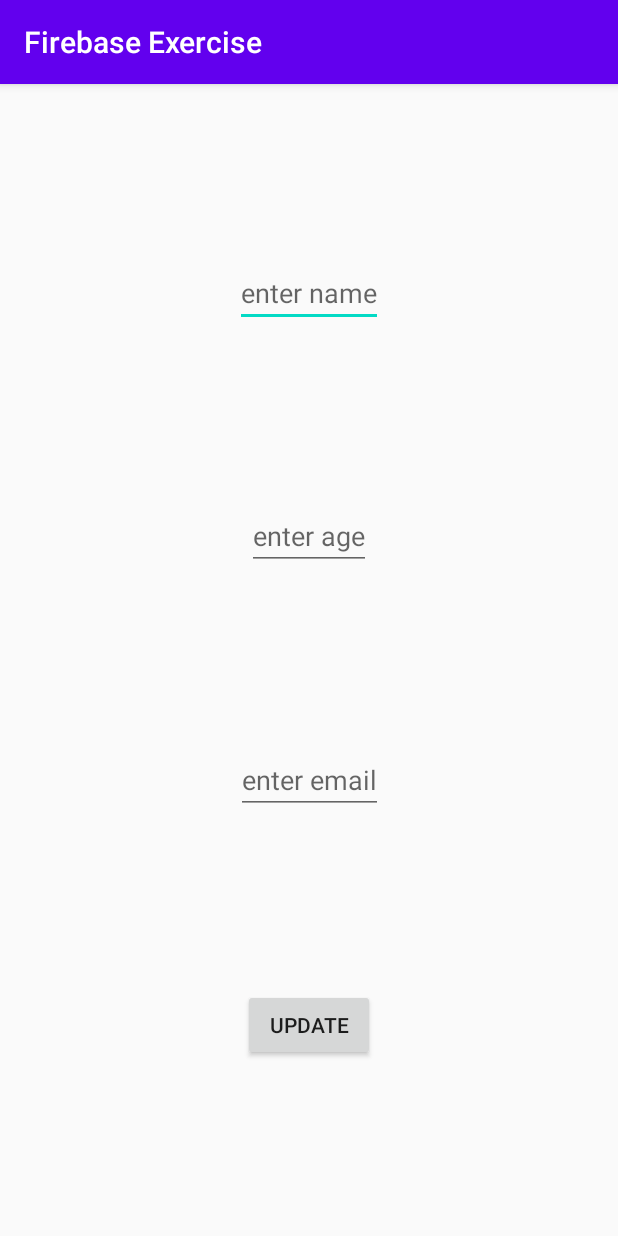
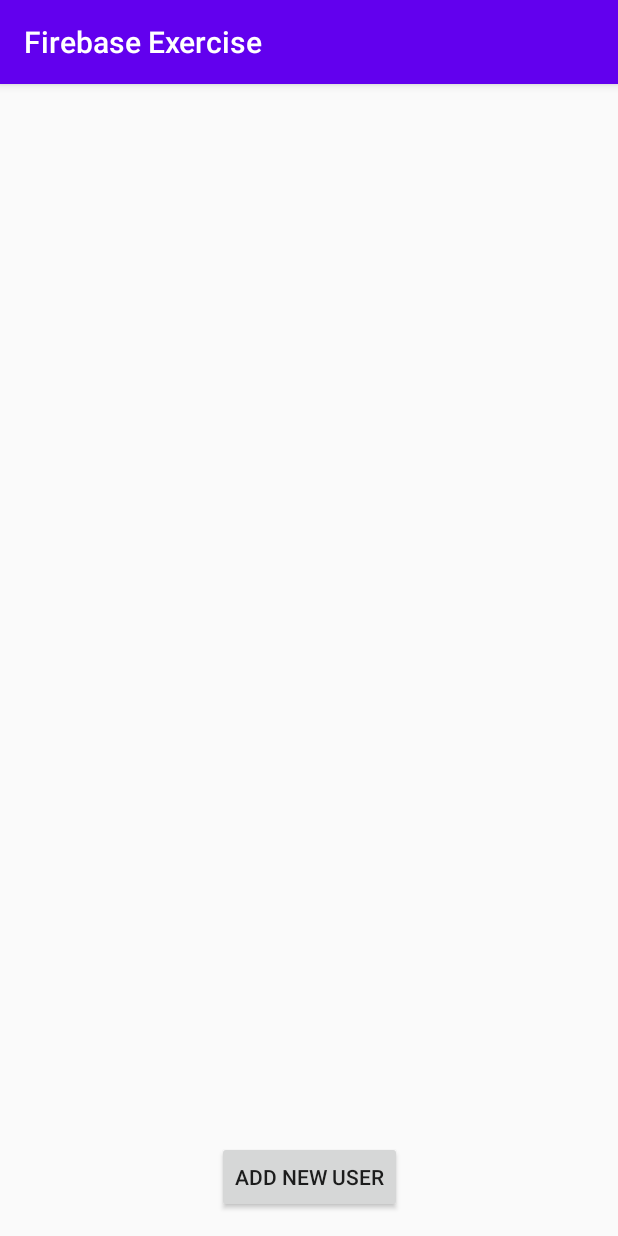
Before and after one commit to al-nafis/firebase-exercise, an Android app: the screen it shows after launch (RegularActivity before the commit, RegularUserViewerActivity after it), after a tap on "LAUNCH REGULAR DATABASE SCREEN", on a phone screen of 412 x 824 dp. Run offline under Robolectric (Android 15) with nearby library versions, the phone set to English and light mode, and no system bars; our stand-ins replace Dagger/Hilt's generated code, Firebase (no records; nobody signed in at launch, a user with empty details on screens opened directly), RxJava, data binding.

Commit message:
separated User viewer and adding user screen

```diff
--- a/app/build.gradle
+++ b/app/build.gradle
@@ -39,6 +39,9 @@ dependencies {
     androidTestImplementation 'androidx.test.ext:junit:1.1.2'
     androidTestImplementation 'androidx.test.espresso:espresso-core:3.3.0'
 
+    //recycler view
+    implementation "androidx.recyclerview:recyclerview:1.1.0"
+
     //dagger 2
     implementation 'com.google.dagger:dagger:2.24'
     kapt 'com.google.dagger:dagger-compiler:2.21'
@@ -50,4 +53,7 @@ dependencies {
     implementation 'com.google.firebase:firebase-database-ktx:19.4.0'
     implementation 'com.google.firebase:firebase-auth-ktx:19.3.2'
     implementation 'com.google.firebase:firebase-database:19.4.0'
+
+    //rx kotlin
+    implementation 'io.reactivex.rxjava3:rxkotlin:3.0.0'
 }
--- a/app/src/main/AndroidManifest.xml
+++ b/app/src/main/AndroidManifest.xml
@@ -13,7 +13,8 @@
         android:roundIcon="@mipmap/ic_launcher_round"
         android:supportsRtl="true"
         android:theme="@style/AppTheme">
-        <activity android:name=".regular_database.RegularActivity"></activity>
+        <activity android:name=".regular_database.viewer.RegularUserViewerActivity"></activity>
+        <activity android:name=".regular_database.add_user.RegularAddUserActivity" />
         <activity android:name=".MainActivity">
             <intent-filter>
                 <action android:name="android.intent.action.MAIN" />
--- a/app/src/main/java/com/example/firebase_exercise/BaseActivity.kt
+++ b/app/src/main/java/com/example/firebase_exercise/BaseActivity.kt
@@ -1,13 +1,31 @@
 package com.example.firebase_exercise
 
+import android.content.Intent
 import android.os.Bundle
 import androidx.appcompat.app.AppCompatActivity
 import androidx.lifecycle.LifecycleOwner
 import dagger.android.AndroidInjection
+import io.reactivex.rxjava3.disposables.CompositeDisposable
+import kotlin.reflect.KClass
 
 abstract class BaseActivity : AppCompatActivity(), LifecycleOwner {
+
+    private var disposable = CompositeDisposable()
+
     override fun onCreate(savedInstanceState: Bundle?) {
         super.onCreate(savedInstanceState)
         AndroidInjection.inject(this)
+        disposable = getDisposable()
     }
+
+    override fun onDestroy() {
+        super.onDestroy()
+        disposable.dispose()
+    }
+
+    fun launchActivity(destination: KClass<out BaseActivity>) {
+        startActivity(Intent(this, destination.java))
+    }
+
+    abstract fun getDisposable(): CompositeDisposable
 }
--- a/app/src/main/java/com/example/firebase_exercise/MainActivity.kt
+++ b/app/src/main/java/com/example/firebase_exercise/MainActivity.kt
@@ -4,7 +4,9 @@ import android.content.Intent
 import android.os.Bundle
 import androidx.databinding.DataBindingUtil
 import com.example.firebase_exercise.databinding.ActivityMainBinding
-import com.example.firebase_exercise.regular_database.RegularActivity
+import com.example.firebase_exercise.regular_database.add_user.RegularAddUserActivity
+import com.example.firebase_exercise.regular_database.viewer.RegularUserViewerActivity
+import io.reactivex.rxjava3.disposables.CompositeDisposable
 
 class MainActivity : BaseActivity() {
 
@@ -14,7 +16,10 @@ class MainActivity : BaseActivity() {
         binding.activity = this
     }
 
+    override fun getDisposable(): CompositeDisposable =
+        CompositeDisposable()
+
     fun launchRegularDatabase() {
-        startActivity(Intent(this, RegularActivity::class.java))
+        startActivity(Intent(this, RegularUserViewerActivity::class.java))
     }
 }
--- a/app/src/main/java/com/example/firebase_exercise/User.kt
+++ b/app/src/main/java/com/example/firebase_exercise/data/User.kt
@@ -1,4 +1,4 @@
-package com.example.firebase_exercise
+package com.example.firebase_exercise.data
 
 import com.google.firebase.database.IgnoreExtraProperties
 
--- a/app/src/main/java/com/example/firebase_exercise/Toaster.kt
+++ b/app/src/main/java/com/example/firebase_exercise/events/Toaster.kt
@@ -1,4 +1,4 @@
-package com.example.firebase_exercise
+package com.example.firebase_exercise.events
 
 import android.content.Context
 import android.widget.Toast
--- a/app/src/main/java/com/example/firebase_exercise/FirebaseManager.kt
+++ b/app/src/main/java/com/example/firebase_exercise/regular_database/FirebaseManager.kt
@@ -1,11 +1,17 @@
-package com.example.firebase_exercise
+package com.example.firebase_exercise.regular_database
 
 import com.example.firebase_exercise.dagger_components.UserDatabase
-import com.example.firebase_exercise.regular_database.UsersDataCallBack
+import com.example.firebase_exercise.data.User
 import com.google.firebase.database.*
 import javax.inject.Inject
 
 class FirebaseManager @Inject constructor(@UserDatabase private val databaseReference: DatabaseReference) {
+
+    fun listenToUserDataChange(listener: ValueEventListener) =
+        databaseReference.addValueEventListener(listener)
+
+    fun removeListener(listener: ValueEventListener) =
+        databaseReference.removeEventListener(listener)
 
     fun addUser(newUser: User, usersDataCallBack: UsersDataCallBack) {
         databaseReference.addListenerForSingleValueEvent(object : ValueEventListener {
--- a/app/src/main/java/com/example/firebase_exercise/regular_database/RegularActivity.kt
+++ /dev/null
@@ -1,24 +0,0 @@
-package com.example.firebase_exercise.regular_database
-
-import android.os.Bundle
-import androidx.appcompat.app.AppCompatActivity
-import androidx.databinding.DataBindingUtil
-import androidx.lifecycle.LifecycleOwner
-import com.example.firebase_exercise.BaseActivity
-import com.example.firebase_exercise.R
-import com.example.firebase_exercise.databinding.ActivityRegularBinding
-import dagger.android.AndroidInjection
-import javax.inject.Inject
-
-class RegularActivity : BaseActivity() {
-
-    @Inject
-    lateinit var regularViewModel: RegularViewModel
-
-    override fun onCreate(savedInstanceState: Bundle?) {
-        super.onCreate(savedInstanceState)
-        val binding: ActivityRegularBinding = DataBindingUtil.setContentView(this, R.layout.activity_regular)
-        binding.model = regularViewModel
-        regularViewModel.addLifecycleObserver(this)
-    }
-}
--- /dev/null
+++ b/app/src/main/java/com/example/firebase_exercise/regular_database/viewer/RegularUserViewerActivity.kt
@@ -0,0 +1,33 @@
+package com.example.firebase_exercise.regular_database.viewer
+
+import android.content.Intent
+import android.os.Bundle
+import androidx.databinding.DataBindingUtil
+import com.example.firebase_exercise.BaseActivity
+import com.example.firebase_exercise.R
+import com.example.firebase_exercise.databinding.ActivityRegularUserViewerBinding
+import com.example.firebase_exercise.regular_database.add_user.RegularAddUserActivity
+import io.reactivex.rxjava3.disposables.CompositeDisposable
+import io.reactivex.rxjava3.kotlin.subscribeBy
+import javax.inject.Inject
+
+class RegularUserViewerActivity : BaseActivity() {
+
+    @Inject
+    lateinit var viewModel: RegularUserViewerViewModel
+
+    override fun onCreate(savedInstanceState: Bundle?) {
+        super.onCreate(savedInstanceState)
+        val binding: ActivityRegularUserViewerBinding =
+            DataBindingUtil.setContentView(this, R.layout.activity_regular_user_viewer)
+        binding.model = viewModel
+        viewModel.addLifecycleObserver(this)
+    }
+
+    override fun getDisposable(): CompositeDisposable = CompositeDisposable().apply {
+        add(viewModel.addUserScreenLaunchOrderChannel.subscribeBy(
+            onNext = { if (it) launchActivity(RegularAddUserActivity::class) },
+            onError = { it.printStackTrace() }
+        ))
+    }
+}
--- /dev/null
+++ b/app/src/main/java/com/example/firebase_exercise/regular_database/viewer/RegularUserViewerViewModel.kt
@@ -0,0 +1,56 @@
+package com.example.firebase_exercise.regular_database.viewer
+
+import androidx.appcompat.widget.LinearLayoutCompat
+import androidx.lifecycle.Lifecycle
+import androidx.lifecycle.OnLifecycleEvent
+import com.example.firebase_exercise.BaseViewModel
+import com.example.firebase_exercise.data.User
+import com.example.firebase_exercise.events.Toaster
+import com.example.firebase_exercise.regular_database.FirebaseManager
+import com.example.firebase_exercise.regular_database.UsersDataCallBack
+import com.google.firebase.database.DataSnapshot
+import com.google.firebase.database.DatabaseError
+import com.google.firebase.database.GenericTypeIndicator
+import com.google.firebase.database.ValueEventListener
+import io.reactivex.rxjava3.subjects.PublishSubject
+import javax.inject.Inject
+
+class RegularUserViewerViewModel @Inject constructor(
+    private val manager: FirebaseManager,
+    private val toaster: Toaster,
+    val adapter: UserViewerAdapter
+) : BaseViewModel() {
+
+    val addUserScreenLaunchOrderChannel: PublishSubject<Boolean> = PublishSubject.create<Boolean>()
+
+    private val listener = object : ValueEventListener {
+        override fun onCancelled(error: DatabaseError) {
+            toaster.toast(error.details)
+        }
+
+        override fun onDataChange(snapshot: DataSnapshot) {
+            if (snapshot.exists()) {
+                val t: GenericTypeIndicator<Map<String, User>> =
+                    object : GenericTypeIndicator<Map<String, User>>() {}
+                val map = snapshot.getValue(t) as Map<String, User>
+                val users = mutableListOf<User>()
+                for (user in map.values) {
+                    users.add(user)
+                }
+                adapter.setUsers(users.sortedBy { it.name })
+            }
+        }
+    }
+
+    @OnLifecycleEvent(Lifecycle.Event.ON_RESUME)
+    fun onResume() {
+        manager.listenToUserDataChange(listener)
+    }
+
+    @OnLifecycleEvent(Lifecycle.Event.ON_PAUSE)
+    fun onPause() {
+        manager.removeListener(listener)
+    }
+
+    fun addNewUser() = addUserScreenLaunchOrderChannel.onNext(true)
+}
--- /dev/null
+++ b/app/src/main/java/com/example/firebase_exercise/regular_database/viewer/UserViewerAdapter.kt
@@ -0,0 +1,30 @@
+package com.example.firebase_exercise.regular_database.viewer
+
+import android.view.LayoutInflater
+import android.view.ViewGroup
+import androidx.recyclerview.widget.RecyclerView
+import com.example.firebase_exercise.data.User
+import com.example.firebase_exercise.databinding.UserInfoItemViewBinding
+import javax.inject.Inject
+
+class UserViewerAdapter @Inject constructor() : RecyclerView.Adapter<UserViewerAdapter.UserViewerItemHolder>() {
+
+    private var userList = listOf<User>()
+
+    fun setUsers(list: List<User>) {
+        userList = list
+        notifyDataSetChanged()
+    }
+
+    override fun onCreateViewHolder(parent: ViewGroup, viewType: Int): UserViewerItemHolder {
+        val inflater = LayoutInflater.from(parent.context)
+        val itemBinding = UserInfoItemViewBinding.inflate(inflater, parent, false)
+        return UserViewerItemHolder(itemBinding)
+    }
+
+    override fun getItemCount(): Int = userList.size
+
+    override fun onBindViewHolder(holder: UserViewerItemHolder, position: Int) { holder.view.user = userList[position] }
+
+    inner class UserViewerItemHolder(val view: UserInfoItemViewBinding) : RecyclerView.ViewHolder(view.root)
+}
--- a/app/src/main/res/layout/activity_regular.xml
+++ b/app/src/main/res/layout/activity_regular_add_user.xml
@@ -3,14 +3,14 @@
     <data>
         <variable
             name="model"
-            type="com.example.firebase_exercise.regular_database.RegularViewModel" />
+            type="com.example.firebase_exercise.regular_database.add_user.RegularAddUserViewModel" />
     </data>
     <androidx.constraintlayout.widget.ConstraintLayout xmlns:android="http://schemas.android.com/apk/res/android"
         xmlns:app="http://schemas.android.com/apk/res-auto"
         xmlns:tools="http://schemas.android.com/tools"
         android:layout_width="match_parent"
         android:layout_height="match_parent"
-        tools:context="com.example.firebase_exercise.regular_database.RegularActivity">
+        tools:context="com.example.firebase_exercise.regular_database.add_user.RegularAddUserActivity">
 
         <EditText
             android:id="@+id/name"
--- /dev/null
+++ b/app/src/main/res/layout/activity_regular_user_viewer.xml
@@ -0,0 +1,39 @@
+<?xml version="1.0" encoding="utf-8"?>
+<layout>
+    <data>
+        <variable
+            name="model"
+            type="com.example.firebase_exercise.regular_database.viewer.RegularUserViewerViewModel" />
+    </data>
+    <androidx.constraintlayout.widget.ConstraintLayout xmlns:android="http://schemas.android.com/apk/res/android"
+        xmlns:app="http://schemas.android.com/apk/res-auto"
+        xmlns:tools="http://schemas.android.com/tools"
+        android:layout_width="match_parent"
+        android:layout_height="match_parent"
+        tools:context="com.example.firebase_exercise.regular_database.viewer.RegularUserViewerActivity">
+
+        <androidx.recyclerview.widget.RecyclerView
+            android:id="@+id/user_viewer"
+            android:layout_width="match_parent"
+            android:layout_height="0dp"
+            android:layout_marginBottom="15dp"
+            app:setAdapter="@{model.adapter}"
+            app:layoutManager="androidx.recyclerview.widget.LinearLayoutManager"
+            app:layout_constraintTop_toTopOf="parent"
+            app:layout_constraintStart_toStartOf="parent"
+            app:layout_constraintEnd_toEndOf="parent"
+            app:layout_constraintBottom_toTopOf="@+id/add_new_user" />
+
+        <Button
+            android:id="@+id/add_new_user"
+            android:layout_width="wrap_content"
+            android:layout_height="wrap_content"
+            android:text="Add New User"
+            android:onClick="@{() -> model.addNewUser()}"
+            android:layout_marginBottom="15dp"
+            app:layout_constraintStart_toStartOf="parent"
+            app:layout_constraintEnd_toEndOf="parent"
+            app:layout_constraintBottom_toBottomOf="parent" />
+
+    </androidx.constraintlayout.widget.ConstraintLayout>
+</layout>
```
Also changed, not shown: app/src/main/java/com/example/firebase_exercise/BindingAdapters.kt (added, +10 -0 lines), app/src/main/java/com/example/firebase_exercise/dagger_components/ActivityModule.kt (+6 -2 lines), app/src/main/java/com/example/firebase_exercise/regular_database/add_user/RegularAddUserActivity.kt (added, +31 -0 lines), app/src/main/java/com/example/firebase_exercise/regular_database/add_user/RegularAddUserViewModel.kt (renamed from app/src/main/java/com/example/firebase_exercise/regular_database/RegularViewModel.kt, +20 -11 lines), app/src/main/res/layout/user_info_item_view.xml (added, +66 -0 lines).
